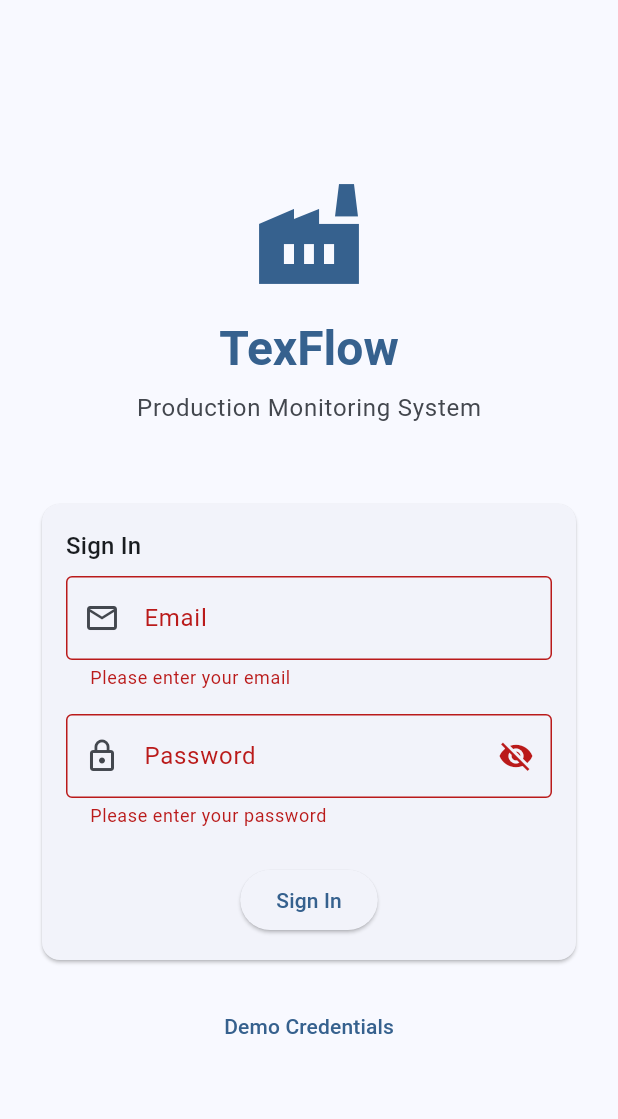
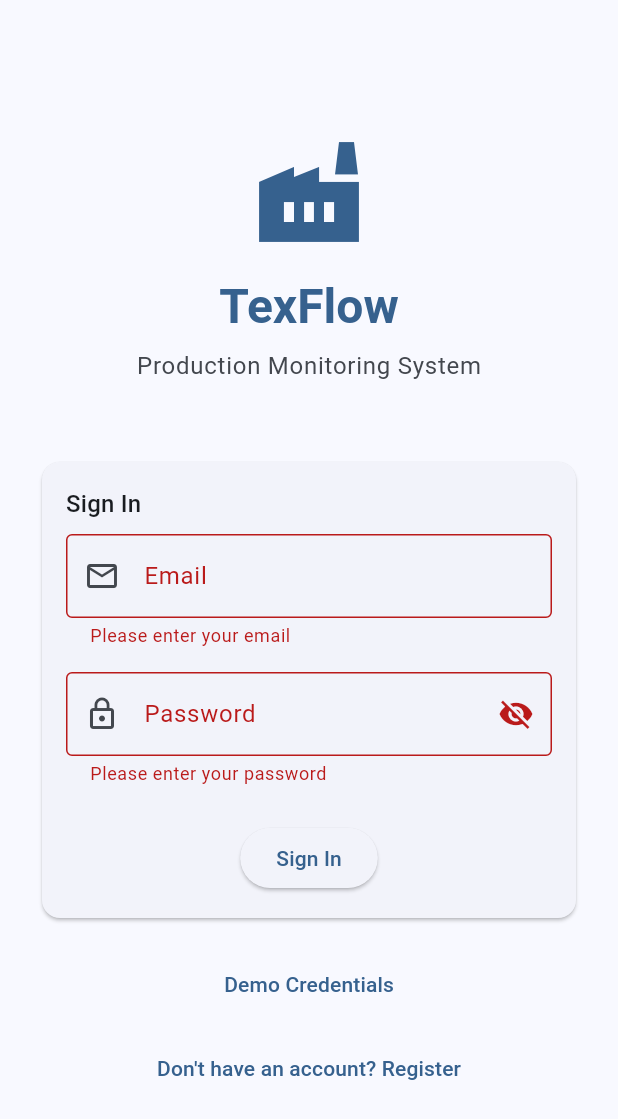
Before and after one commit to kalviumcommunity/S114-0926-Team01-Flutter-TexFlow, a Flutter app: the screen it shows after launch, after a tap on "Sign In", on a phone screen of 412 x 824 dp. Shown: the top 1119 px of the screen. Run offline on Flutter 3.47's test engine with Material 3 defaults, Android fonts, the phone set to English and light mode, and no system bars; our stand-ins replace dio, fl_chart, flutter_riverpod, flutter_secure_storage, go_router; network calls fail; statements that could not run were skipped.

Commit message:
feat: add registration screen and dashboard filters

```diff
--- a/lib/config/routes.dart
+++ b/lib/config/routes.dart
@@ -3,6 +3,7 @@ import 'package:flutter_riverpod/flutter_riverpod.dart';
 import 'package:go_router/go_router.dart';
 import '../providers/auth_provider.dart';
 import '../screens/auth/login_screen.dart';
+import '../screens/auth/register_screen.dart';
 import '../screens/dashboard/dashboard_screen.dart';
 import '../screens/production/log_entry_screen.dart';
 import '../screens/dashboard/alerts_screen.dart';
@@ -45,6 +46,10 @@ final routerProvider = Provider<GoRouter>((ref) {
       GoRoute(
         path: '/login',
         builder: (context, state) => const LoginScreen(),
+      ),
+      GoRoute(
+        path: '/register',
+        builder: (context, state) => const RegisterScreen(),
       ),
       GoRoute(
         path: '/',
--- a/lib/providers/production_provider.dart
+++ b/lib/providers/production_provider.dart
@@ -2,6 +2,7 @@ import 'package:flutter_riverpod/flutter_riverpod.dart';
 import '../models/production_log.dart';
 import '../models/production_stage.dart';
 import '../models/bottleneck_alert.dart';
+import '../models/production_log.dart';
 import '../core/api/api.dart';
 
 final productionApiProvider = Provider<ProductionApiService>((ref) => ProductionApiService());
@@ -26,3 +27,29 @@ final dashboardStatsProvider = FutureProvider<DashboardStats>((ref) async {
   final api = ref.read(alertApiProvider);
   return api.getDashboardStats();
 });
+
+class ShiftFilterNotifier extends Notifier<String?> {
+  @override
+  String? build() => null;
+
+  void setShift(String? shift) => state = shift;
+  void clear() => state = null;
+}
+
+class DateFilterNotifier extends Notifier<DateTime?> {
+  @override
+  DateTime? build() => null;
+
+  void setDate(DateTime? date) => state = date;
+  void clear() => state = null;
+}
+
+final shiftFilterProvider = NotifierProvider<ShiftFilterNotifier, String?>(ShiftFilterNotifier.new);
+final dateFilterProvider = NotifierProvider<DateFilterNotifier, DateTime?>(DateFilterNotifier.new);
+
+final stageTotalsProvider = FutureProvider<List<StageTotal>>((ref) async {
+  final api = ref.read(productionApiProvider);
+  final shift = ref.watch(shiftFilterProvider);
+  final date = ref.watch(dateFilterProvider);
+  return api.getStageTotals(shift: shift, date: date);
+});
--- a/lib/screens/auth/login_screen.dart
+++ b/lib/screens/auth/login_screen.dart
@@ -169,6 +169,11 @@ class _LoginScreenState extends ConsumerState<LoginScreen> {
                     },
                     child: const Text('Demo Credentials'),
                   ),
+                  const SizedBox(height: 8),
+                  TextButton(
+                    onPressed: () => context.go('/register'),
+                    child: const Text("Don't have an account? Register"),
+                  ),
                 ],
               ),
             ),
--- a/lib/screens/dashboard/dashboard_screen.dart
+++ b/lib/screens/dashboard/dashboard_screen.dart
@@ -5,6 +5,7 @@ import 'package:intl/intl.dart';
 import '../../models/production_log.dart';
 import '../../models/production_stage.dart';
 import '../../models/dashboard.dart';
+import '../../models/production_log.dart';
 import '../../providers/auth_provider.dart';
 import '../../providers/production_provider.dart';
 import '../../widgets/charts/production_chart.dart';
@@ -20,6 +21,9 @@ class DashboardScreen extends ConsumerWidget {
     final logsAsync = ref.watch(productionLogsProvider);
     final stagesAsync = ref.watch(productionStagesProvider);
     final dashboardStatsAsync = ref.watch(dashboardStatsProvider);
+    final stageTotalsAsync = ref.watch(stageTotalsProvider);
+    final shiftFilter = ref.watch(shiftFilterProvider);
+    final dateFilter = ref.watch(dateFilterProvider);
     final colorScheme = Theme.of(context).colorScheme;
 
     final isManagerOrAdmin = authState.isManager || authState.isAdmin;
@@ -208,6 +212,7 @@ class DashboardScreen extends ConsumerWidget {
                               ref.invalidate(productionStagesProvider);
                               ref.invalidate(alertsProvider);
                               ref.invalidate(dashboardStatsProvider);
+                              ref.invalidate(stageTotalsProvider);
                             },
                             icon: const Icon(Icons.refresh_rounded),
                             label: const Text('Refresh Data'),
@@ -217,6 +222,8 @@ class DashboardScreen extends ConsumerWidget {
                     ],
                   ),
                 ),
+                const SizedBox(height: 24),
+                _buildFilterControls(context, ref, colorScheme),
                 const SizedBox(height: 24),
                 dashboardStatsAsync.when(
                   data: (stats) => _buildStatsGrid(context, stats),
@@ -230,9 +237,9 @@ class DashboardScreen extends ConsumerWidget {
                       ?.copyWith(fontWeight: FontWeight.w800),
                 ),
                 const SizedBox(height: 14),
-                stagesAsync.when(
-                  data: (stages) => logsAsync.when(
-                    data: (logs) => _buildStageChartCard(context, stages, logs),
+                stageTotalsAsync.when(
+                  data: (totals) => stagesAsync.when(
+                    data: (stages) => _buildStageTotalsChartCard(context, stages, totals),
                     loading: () => _buildChartPlaceholder(),
                     error: (err, _) => _buildErrorCard(err.toString()),
                   ),
@@ -435,6 +442,118 @@ class DashboardScreen extends ConsumerWidget {
         ),
       );
 
+  Widget _buildFilterControls(BuildContext context, WidgetRef ref, ColorScheme colorScheme) {
+    final shiftFilter = ref.watch(shiftFilterProvider);
+    final dateFilter = ref.watch(dateFilterProvider);
+
+    return AppCard(
+      title: 'Filters',
+      child: Column(
+        children: [
+          Row(
+            children: [
+              Expanded(
+                child: DropdownButtonFormField<String>(
+                  value: shiftFilter,
+                  decoration: const InputDecoration(
+                    labelText: 'Shift',
+                    prefixIcon: Icon(Icons.access_time_outlined),
+                    border: OutlineInputBorder(),
+                    isDense: true,
+                  ),
+                  items: const [
+                    DropdownMenuItem(value: null, child: Text('All Shifts')),
+                    DropdownMenuItem(value: 'morning', child: Text('Morning (6AM-2PM)')),
+                    DropdownMenuItem(value: 'afternoon', child: Text('Afternoon (2PM-10PM)')),
+                    DropdownMenuItem(value: 'night', child: Text('Night (10PM-6AM)')),
+                  ],
+                  onChanged: (value) => ref.read(shiftFilterProvider.notifier).setShift(value),
+                ),
+              ),
+              const SizedBox(width: 16),
+              Expanded(
+                child: InkWell(
+                  onTap: () async {
+                    final date = await showDatePicker(
+                      context: context,
+                      initialDate: dateFilter ?? DateTime.now(),
+                      firstDate: DateTime(2020),
+                      lastDate: DateTime.now(),
+                    );
+                    if (date != null) {
+                      ref.read(dateFilterProvider.notifier).setDate(date);
+                    }
+                  },
+                  child: InputDecorator(
+                    decoration: const InputDecoration(
+                      labelText: 'Date',
+                      prefixIcon: Icon(Icons.calendar_today_outlined),
+                      border: OutlineInputBorder(),
+                      isDense: true,
+                    ),
+                    child: Text(
+                      dateFilter != null
+                          ? DateFormat('MMM d, yyyy').format(dateFilter)
+                          : 'Select Date',
+                      style: TextStyle(
+                        color: dateFilter != null ? colorScheme.onSurface : colorScheme.onSurfaceVariant,
+                      ),
+                    ),
+                  ),
+                ),
+              ),
+            ],
+          ),
+          if (shiftFilter != null || dateFilter != null) ...[
+            const SizedBox(height: 12),
+            Align(
+              alignment: Alignment.centerRight,
+              child: TextButton.icon(
+                onPressed: () {
+                  ref.read(shiftFilterProvider.notifier).clear();
+                  ref.read(dateFilterProvider.notifier).clear();
+                },
+                icon: const Icon(Icons.clear_all),
+                label: const Text('Clear Filters'),
+              ),
+            ),
+          ],
+        ],
+      );
+  }
+
+  Widget _buildStageTotalsChartCard(BuildContext context, List<ProductionStage> stages, List<StageTotal> totals) {
+    final stageData = <String, int>{};
+    for (final total in totals) {
+      stageData[total.stageId] = total.totalQuantity;
+    }
+
+    final sortedStages = stages.where((s) => (stageData[s.id] ?? 0) > 0).toList()
+      ..sort((a, b) => (stageData[b.id] ?? 0).compareTo(stageData[a.id] ?? 0));
+
+    final data = sortedStages.map((s) => (stageData[s.id] ?? 0).toDouble()).toList();
+    final labels = sortedStages.map((s) => s.name).toList();
+
+    return AppCard(
+      title: 'Today\'s Production by Stage',
+      child: data.isEmpty
+          ? const Center(
+              child: Padding(
+                padding: EdgeInsets.all(32),
+                child: Column(
+                  children: [
+                    Icon(Icons.bar_chart, size: 48, color: Colors.grey),
+                    SizedBox(height: 16),
+                    Text('No production data for selected filters'),
+                    Text('Log some production to see the chart', style: TextStyle(color: Colors.grey)),
+                  ],
+                ),
+              ),
+            )
+          : ProductionChart(data: data, labels: labels),
+    );
+  }
+
   Widget _buildLoadingCard() => AppCard(
         title: 'Recent Logs',
         child: const Center(
```
Also changed, not shown: lib/screens/auth/register_screen.dart (added, +268 -0 lines).
